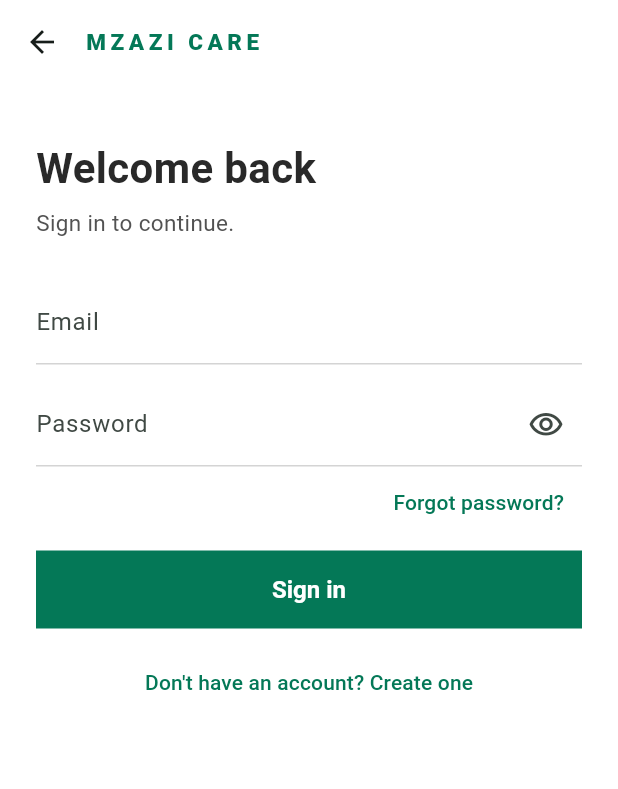
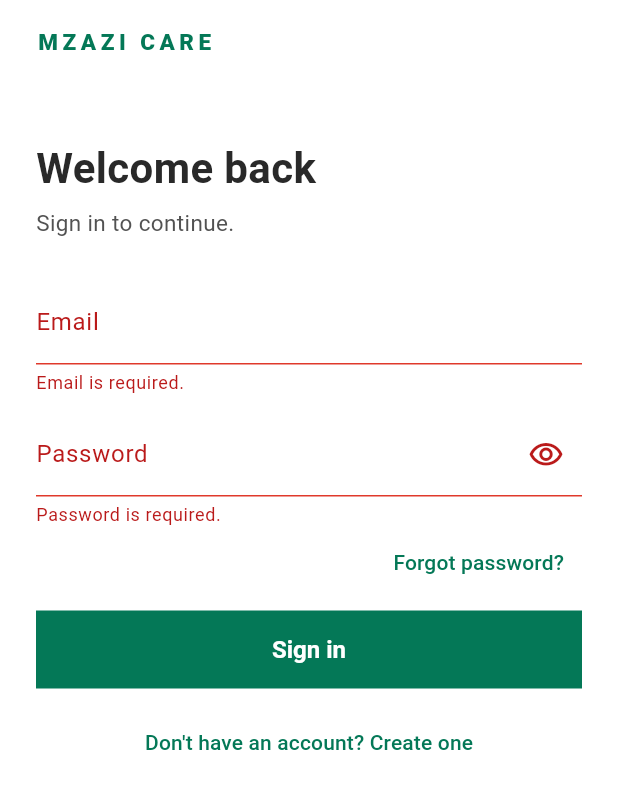
Before and after one commit to H-Munene/verifcare, a Flutter app: the screen it shows after launch, after a tap on "Sign in", on a phone screen of 412 x 824 dp. Shown: the top 789 px of the screen. Run offline on Flutter 3.47's test engine with Material 3 defaults, Android fonts, the phone set to English and light mode, and no system bars; our stand-ins replace audioplayers, flutter_local_notifications, geolocator, google_maps_flutter, image_picker, shared_preferences; missing offline and left inert: amazon_cognito_identity_dart_2, record.

Commit message:
feat(family app): open straight on sign-in; remove the Welcome screen
User request: signed out, the app now starts on the sign-in page, which
already has the MZAZI CARE word logo, 'Welcome back' and a 'Create one'
link to sign-up. The separate Welcome page (Sign in / Create account
buttons) was one extra tap, so it is gone. Sign-up now returns to
sign-in instead of Welcome, and sign-in is the root page, so it shows
no back arrow.

The widget test now checks that a signed-out launch lands on sign-in
with the create-account link and no back arrow. Analyze clean; 70/70
tests pass.

```diff
--- a/frontend/mobile/family_member/lib/main.dart
+++ b/frontend/mobile/family_member/lib/main.dart
@@ -17,7 +17,6 @@ import 'screens/join_family_screen.dart';
 import 'screens/login_screen.dart';
 import 'screens/dependant_wizard_screen.dart';
 import 'screens/sign_up_screen.dart';
-import 'screens/welcome_screen.dart';
 
 void main() {
   final authService = CognitoAuthService();
@@ -227,27 +226,17 @@ class _RootScreenState extends State<_RootScreen> {
         ),
       );
     }
-    return WelcomeScreen(
-      onSignIn: () {
-        Navigator.of(context).push(
-          MaterialPageRoute(
-            builder: (_) => LoginScreen(
-              authService: widget.authService,
-              usersApi: widget.usersApi,
-              onAuthenticated: _onAuthenticated,
-              onCreateAccountInstead: () {
-                Navigator.of(context).pop();
-                _pushSignUp(context);
-              },
-            ),
-          ),
-        );
-      },
-      onSignUp: () => _pushSignUp(context),
+    // Signed out, the app opens straight on sign-in (2026-10-12: the Welcome screen was removed at
+    // the user's request); creating an account is one tap away from here.
+    return LoginScreen(
+      authService: widget.authService,
+      usersApi: widget.usersApi,
+      onAuthenticated: _onAuthenticated,
+      onCreateAccountInstead: () => _pushSignUp(context),
     );
   }
 
-  // Sign-up returns to Welcome; once the account is confirmed, LoginScreen finishes registration.
+  // Sign-up returns to sign-in; once the account is confirmed, LoginScreen finishes registration.
   void _pushSignUp(BuildContext context) {
     Navigator.of(context).push(
       MaterialPageRoute(
--- a/frontend/mobile/family_member/lib/screens/welcome_screen.dart
+++ /dev/null
@@ -1,34 +0,0 @@
-import 'package:flutter/material.dart';
-
-import '../widgets/auth_layout.dart';
-
-/// The signed-out start page: what the app is for, then sign in or create an account.
-class WelcomeScreen extends StatelessWidget {
-  final VoidCallback onSignIn;
-  final VoidCallback onSignUp;
-
-  const WelcomeScreen({super.key, required this.onSignIn, required this.onSignUp});
-
-  @override
-  Widget build(BuildContext context) {
-    return AuthScaffold(
-      bottom: Column(
-        mainAxisSize: MainAxisSize.min,
-        crossAxisAlignment: CrossAxisAlignment.stretch,
-        children: [
-          FilledButton(style: authButtonStyle, onPressed: onSignIn, child: const Text('Sign in')),
-          const SizedBox(height: 12),
-          OutlinedButton(
-            style: OutlinedButton.styleFrom(
-              minimumSize: const Size.fromHeight(52),
-              textStyle: const TextStyle(fontSize: 16, fontWeight: FontWeight.w600),
-            ),
-            onPressed: onSignUp,
-            child: const Text('Create account'),
-          ),
-        ],
-      ),
-      child: const SizedBox.shrink(),
-    );
-  }
-}
```
Also changed, not shown: 1 other file.
